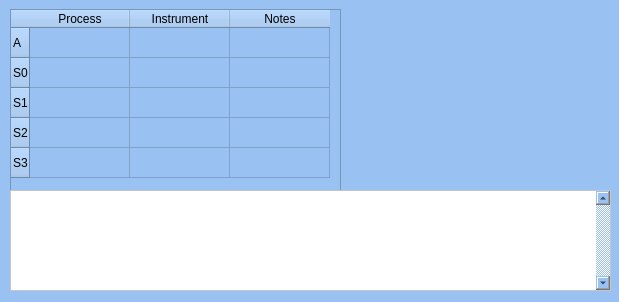
uglasmeyer/ocean, file OceanGUI/Rtsp_dialog_class.ui: the form before one commit.
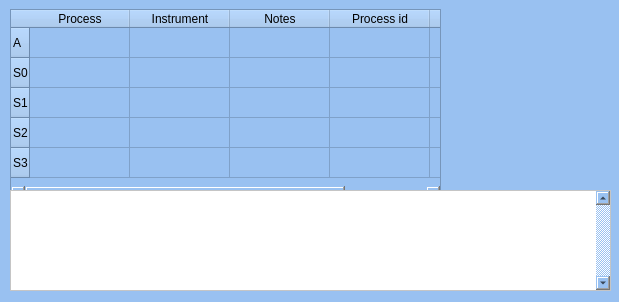
The form after the commit.

Diff of the .ui file:
```diff
--- a/OceanGUI/Rtsp_dialog_class.ui
+++ b/OceanGUI/Rtsp_dialog_class.ui
@@ -21,7 +21,7 @@
     <rect>
      <x>10</x>
      <y>9</y>
-     <width>331</width>
+     <width>431</width>
      <height>192</height>
     </rect>
    </property>
@@ -29,7 +29,7 @@
     <number>5</number>
    </property>
    <property name="columnCount">
-    <number>3</number>
+    <number>5</number>
    </property>
    <row>
     <property name="text">
@@ -71,6 +71,12 @@
      <string>Notes</string>
     </property>
    </column>
+   <column>
+    <property name="text">
+     <string>Process id</string>
+    </property>
+   </column>
+   <column/>
   </widget>
   <widget class="QTextBrowser" name="tB_log">
    <property name="geometry">
```
Left out of the diff: 2 changed lines with no effect on the pictures.
